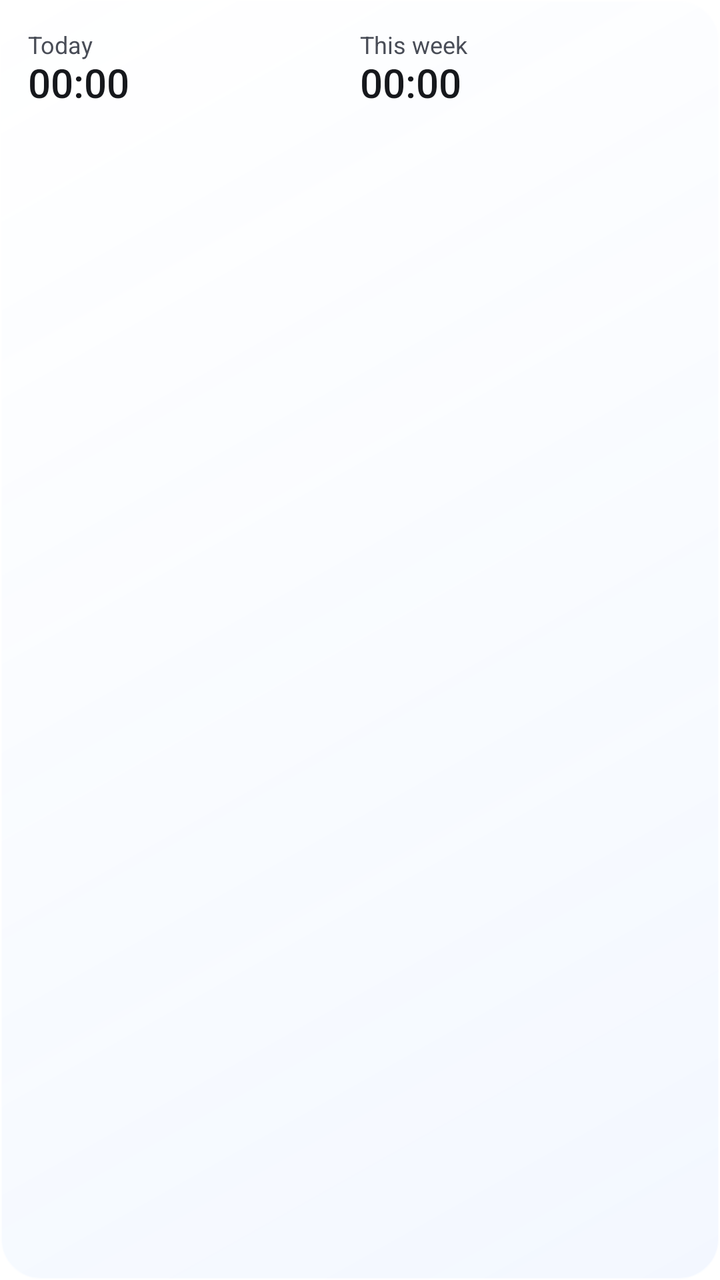
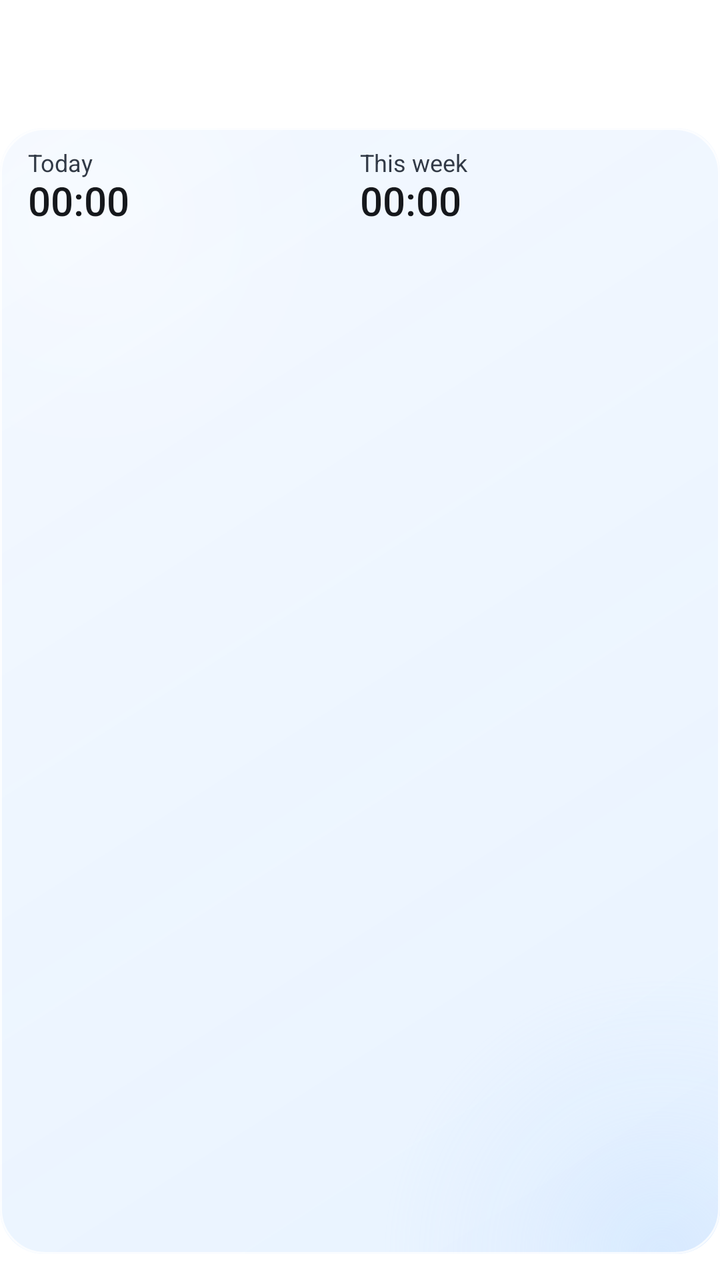

Two renders of the same Android screen: before a commit and after it. Below are the layout's source before the change and the commit's diff.
<!-- AndroidManifest.xml: application theme Theme.Pomodoro -->
<!-- res/layout/focus_stats_widget.xml -->
<LinearLayout xmlns:android="http://schemas.android.com/apk/res/android"
    android:id="@+id/widget_root"
    android:layout_width="match_parent"
    android:layout_height="match_parent"
    android:orientation="vertical"
    android:padding="14dp"
    android:background="@drawable/widget_background">

    <LinearLayout
        android:layout_width="match_parent"
        android:layout_height="wrap_content"
        android:baselineAligned="false"
        android:orientation="horizontal">

        <LinearLayout
            android:layout_width="0dp"
            android:layout_height="wrap_content"
            android:layout_weight="1"
            android:orientation="vertical">

            <TextView
                android:id="@+id/widget_stats_today_label"
                android:text="@string/widget_stats_today_label"
                android:layout_width="match_parent"
                android:layout_height="wrap_content"
                android:textColor="@color/widget_label"
                android:textSize="12sp" />

            <TextView
                android:id="@+id/widget_stats_today"
                android:text="@string/widget_default_time"
                android:layout_width="match_parent"
                android:layout_height="wrap_content"
                android:fontFamily="sans-serif-medium"
                android:includeFontPadding="false"
                android:maxLines="1"
                android:textColor="@color/widget_text"
                android:textSize="20sp" />
        </LinearLayout>

        <LinearLayout
            android:layout_width="0dp"
            android:layout_height="wrap_content"
            android:layout_weight="1"
            android:orientation="vertical">

            <TextView
                android:id="@+id/widget_stats_week_label"
                android:text="@string/widget_stats_week_label"
                android:layout_width="match_parent"
                android:layout_height="wrap_content"
                android:textColor="@color/widget_label"
                android:textSize="12sp" />

            <TextView
                android:id="@+id/widget_stats_week"
                android:text="@string/widget_default_time"
                android:layout_width="match_parent"
                android:layout_height="wrap_content"
                android:fontFamily="sans-serif-medium"
                android:includeFontPadding="false"
                android:maxLines="1"
                android:textColor="@color/widget_text"
                android:textSize="20sp" />
        </LinearLayout>
    </LinearLayout>

    <ImageView
        android:id="@+id/widget_stats_chart"
        android:contentDescription="@string/widget_focus_stats"
        android:layout_width="match_parent"
        android:layout_height="0dp"
        android:layout_marginTop="10dp"
        android:layout_weight="1"
        android:scaleType="fitXY" />

    <LinearLayout
        android:id="@+id/widget_stats_days"
        android:layout_width="match_parent"
        android:layout_height="16dp"
        android:layout_marginTop="3dp"
        android:orientation="horizontal" />
</LinearLayout>
<!-- resources referenced by this layout -->
<resources>
  <color name="widget_label">#494D57</color>
  <color name="widget_text">#16181C</color>
  <!-- drawable widget_background (drawable) -->
  <shape xmlns:android="http://schemas.android.com/apk/res/android">
      <gradient
          android:angle="315"
          android:startColor="@color/widget_glass_start"
          android:endColor="@color/widget_glass_end" />
      <stroke
          android:width="1dp"
          android:color="@color/widget_glass_edge" />
      <corners android:radius="20dp" />
  </shape>
  <string name="widget_default_time" translatable="false">00:00</string>
  <string name="widget_focus_stats">Focus statistics</string>
  <string name="widget_stats_today_label">Today</string>
  <string name="widget_stats_week_label">This week</string>
  <style name="Theme.Pomodoro" parent="android:Theme.Material.Light.NoActionBar">
          <item name="android:windowBackground">@android:color/white</item>
          <item name="android:statusBarColor">@android:color/transparent</item>
          <item name="android:navigationBarColor">@android:color/transparent</item>
      </style>
  <color name="widget_glass_start">#D8FFFFFF</color>
  <color name="widget_glass_end">#EBF2F7FF</color>
  <color name="widget_glass_edge">#A6FFFFFF</color>
</resources>

<!-- the commit's change to res/layout/focus_stats_widget.xml (unified diff, before → after) -->
@@ -1,83 +1,100 @@
 <LinearLayout xmlns:android="http://schemas.android.com/apk/res/android"
-    android:id="@+id/widget_root"
     android:layout_width="match_parent"
     android:layout_height="match_parent"
-    android:orientation="vertical"
-    android:padding="14dp"
-    android:background="@drawable/widget_background">
+    android:orientation="vertical">
 
-    <LinearLayout
+    <FrameLayout
         android:layout_width="match_parent"
-        android:layout_height="wrap_content"
-        android:baselineAligned="false"
-        android:orientation="horizontal">
+        android:layout_height="0dp"
+        android:layout_weight="10" />
+
+    <LinearLayout android:id="@android:id/background"
+        android:layout_width="match_parent"
+        android:layout_height="0dp"
+        android:layout_weight="88"
+        android:orientation="vertical"
+        android:paddingHorizontal="14dp"
+        android:paddingVertical="9dp"
+        android:background="@drawable/widget_background">
 
         <LinearLayout
-            android:layout_width="0dp"
+            android:layout_width="match_parent"
             android:layout_height="wrap_content"
-            android:layout_weight="1"
-            android:orientation="vertical">
+            android:baselineAligned="false"
+            android:orientation="horizontal">
 
-            <TextView
-                android:id="@+id/widget_stats_today_label"
-                android:text="@string/widget_stats_today_label"
-                android:layout_width="match_parent"
+            <LinearLayout
+                android:layout_width="0dp"
                 android:layout_height="wrap_content"
-                android:textColor="@color/widget_label"
-                android:textSize="12sp" />
+                android:layout_weight="1"
+                android:orientation="vertical">
 
-            <TextView
-                android:id="@+id/widget_stats_today"
-                android:text="@string/widget_default_time"
-                android:layout_width="match_parent"
+                <TextView
+                    android:id="@+id/widget_stats_today_label"
+                    android:text="@string/widget_stats_today_label"
+                    android:layout_width="match_parent"
+                    android:layout_height="wrap_content"
+                    android:textColor="@color/widget_label"
+                    android:textSize="12sp" />
+
+                <TextView
+                    android:id="@+id/widget_stats_today"
+                    android:text="@string/widget_default_time"
+                    android:layout_width="match_parent"
+                    android:layout_height="wrap_content"
+                    android:fontFamily="sans-serif-medium"
+                    android:includeFontPadding="false"
+                    android:maxLines="1"
+                    android:textColor="@color/widget_text"
+                    android:textSize="20sp" />
+            </LinearLayout>
+
+            <LinearLayout
+                android:layout_width="0dp"
                 android:layout_height="wrap_content"
-                android:fontFamily="sans-serif-medium"
-                android:includeFontPadding="false"
-                android:maxLines="1"
-                android:textColor="@color/widget_text"
-                android:textSize="20sp" />
+                android:layout_weight="1"
+                android:orientation="vertical">
+
+                <TextView
+                    android:id="@+id/widget_stats_week_label"
+                    android:text="@string/widget_stats_week_label"
+                    android:layout_width="match_parent"
+                    android:layout_height="wrap_content"
+                    android:textColor="@color/widget_label"
+                    android:textSize="12sp" />
+
+                <TextView
+                    android:id="@+id/widget_stats_week"
+                    android:text="@string/widget_default_time"
+                    android:layout_width="match_parent"
+                    android:layout_height="wrap_content"
+                    android:fontFamily="sans-serif-medium"
+                    android:includeFontPadding="false"
+                    android:maxLines="1"
+                    android:textColor="@color/widget_text"
+                    android:textSize="20sp" />
+            </LinearLayout>
         </LinearLayout>
 
+        <ImageView
+            android:id="@+id/widget_stats_chart"
+            android:contentDescription="@string/widget_focus_stats"
+            android:layout_width="match_parent"
+            android:layout_height="0dp"
+            android:layout_marginTop="7dp"
+            android:layout_weight="1"
+            android:scaleType="fitXY" />
+
         <LinearLayout
-            android:layout_width="0dp"
-            android:layout_height="wrap_content"
-            android:layout_weight="1"
-            android:orientation="vertical">
-
-            <TextView
-                android:id="@+id/widget_stats_week_label"
-                android:text="@string/widget_stats_week_label"
-                android:layout_width="match_parent"
-                android:layout_height="wrap_content"
-                android:textColor="@color/widget_label"
-                android:textSize="12sp" />
-
-            <TextView
-                android:id="@+id/widget_stats_week"
-                android:text="@string/widget_default_time"
-                android:layout_width="match_parent"
-                android:layout_height="wrap_content"
-                android:fontFamily="sans-serif-medium"
-                android:includeFontPadding="false"
-                android:maxLines="1"
-                android:textColor="@color/widget_text"
-                android:textSize="20sp" />
-        </LinearLayout>
+            android:id="@+id/widget_stats_days"
+            android:layout_width="match_parent"
+            android:layout_height="16dp"
+            android:layout_marginTop="3dp"
+            android:orientation="horizontal" />
     </LinearLayout>
 
-    <ImageView
-        android:id="@+id/widget_stats_chart"
-        android:contentDescription="@string/widget_focus_stats"
+    <FrameLayout
         android:layout_width="match_parent"
         android:layout_height="0dp"
-        android:layout_marginTop="10dp"
-        android:layout_weight="1"
-        android:scaleType="fitXY" />
-
-    <LinearLayout
-        android:id="@+id/widget_stats_days"
-        android:layout_width="match_parent"
-        android:layout_height="16dp"
-        android:layout_marginTop="3dp"
-        android:orientation="horizontal" />
+        android:layout_weight="2" />
 </LinearLayout>
<!-- resource entries referenced after the edit -->
@@ -1,18 +1,54 @@
 <!-- resources referenced by this layout -->
 <resources>
-  <color name="widget_label">#494D57</color>
+  <color name="widget_label">#323A46</color>
   <color name="widget_text">#16181C</color>
   <!-- drawable widget_background (drawable) -->
-  <shape xmlns:android="http://schemas.android.com/apk/res/android">
-      <gradient
-          android:angle="315"
-          android:startColor="@color/widget_glass_start"
-          android:endColor="@color/widget_glass_end" />
-      <stroke
-          android:width="1dp"
-          android:color="@color/widget_glass_edge" />
-      <corners android:radius="20dp" />
-  </shape>
+  <layer-list xmlns:android="http://schemas.android.com/apk/res/android">
+      <item>
+          <shape>
+              <gradient
+                  android:angle="315"
+                  android:startColor="@color/widget_glass_start"
+                  android:endColor="@color/widget_glass_end" />
+              <corners android:radius="22dp" />
+          </shape>
+      </item>
+      <item>
+          <shape>
+              <gradient
+                  android:type="radial"
+                  android:centerX="0.12"
+                  android:centerY="0.08"
+                  android:gradientRadius="144dp"
+                  android:startColor="@color/widget_glass_highlight"
+                  android:centerColor="@color/widget_glass_highlight_fade"
+                  android:endColor="@android:color/transparent" />
+              <corners android:radius="22dp" />
+          </shape>
+      </item>
+      <item>
+          <shape>
+              <gradient
+                  android:type="radial"
+                  android:centerX="0.92"
+                  android:centerY="1.0"
+                  android:gradientRadius="140dp"
+                  android:startColor="@color/widget_glass_cool"
+                  android:centerColor="@color/widget_glass_cool_fade"
+                  android:endColor="@android:color/transparent" />
+              <corners android:radius="22dp" />
+          </shape>
+      </item>
+      <item>
+          <shape>
+              <solid android:color="@android:color/transparent" />
+              <stroke
+                  android:width="1dp"
+                  android:color="@color/widget_glass_edge" />
+              <corners android:radius="22dp" />
+          </shape>
+      </item>
+  </layer-list>
   <string name="widget_default_time" translatable="false">00:00</string>
   <string name="widget_focus_stats">Focus statistics</string>
   <string name="widget_stats_today_label">Today</string>
@@ -22,8 +58,12 @@
           <item name="android:statusBarColor">@android:color/transparent</item>
           <item name="android:navigationBarColor">@android:color/transparent</item>
       </style>
-  <color name="widget_glass_start">#D8FFFFFF</color>
-  <color name="widget_glass_end">#EBF2F7FF</color>
-  <color name="widget_glass_edge">#A6FFFFFF</color>
+  <color name="widget_glass_start">#BFEFF6FF</color>
+  <color name="widget_glass_end">#CCE3F0FF</color>
+  <color name="widget_glass_highlight">#62FFFFFF</color>
+  <color name="widget_glass_highlight_fade">#23FFFFFF</color>
+  <color name="widget_glass_cool">#54B5D7FF</color>
+  <color name="widget_glass_cool_fade">#1DB5D7FF</color>
+  <color name="widget_glass_edge">#C9FFFFFF</color>
 </resources>
 
